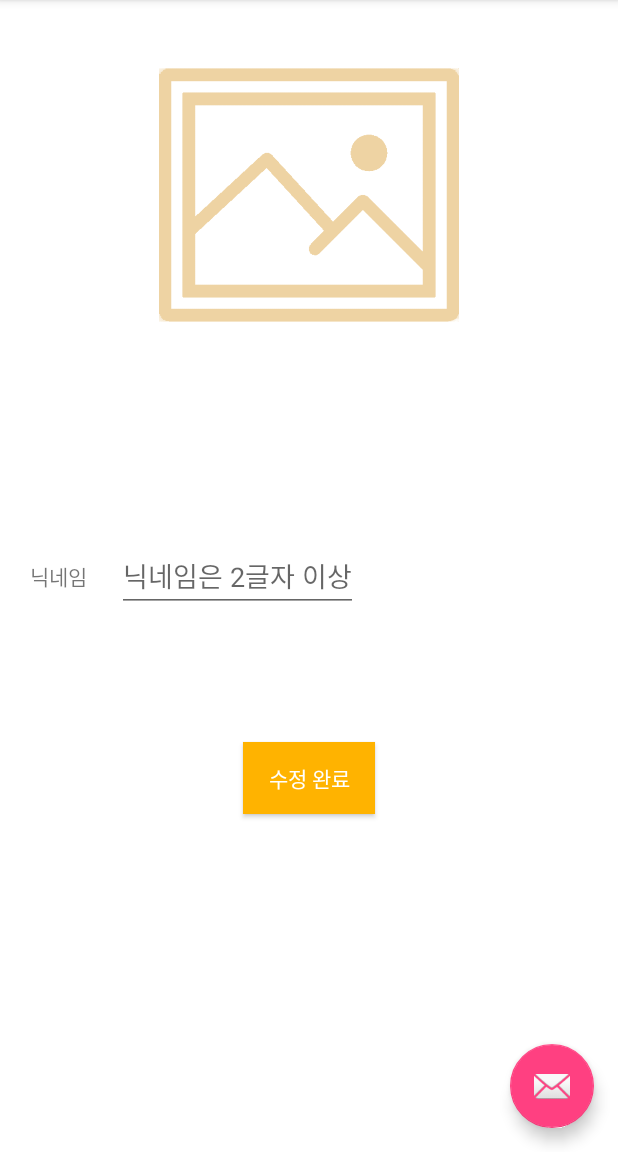
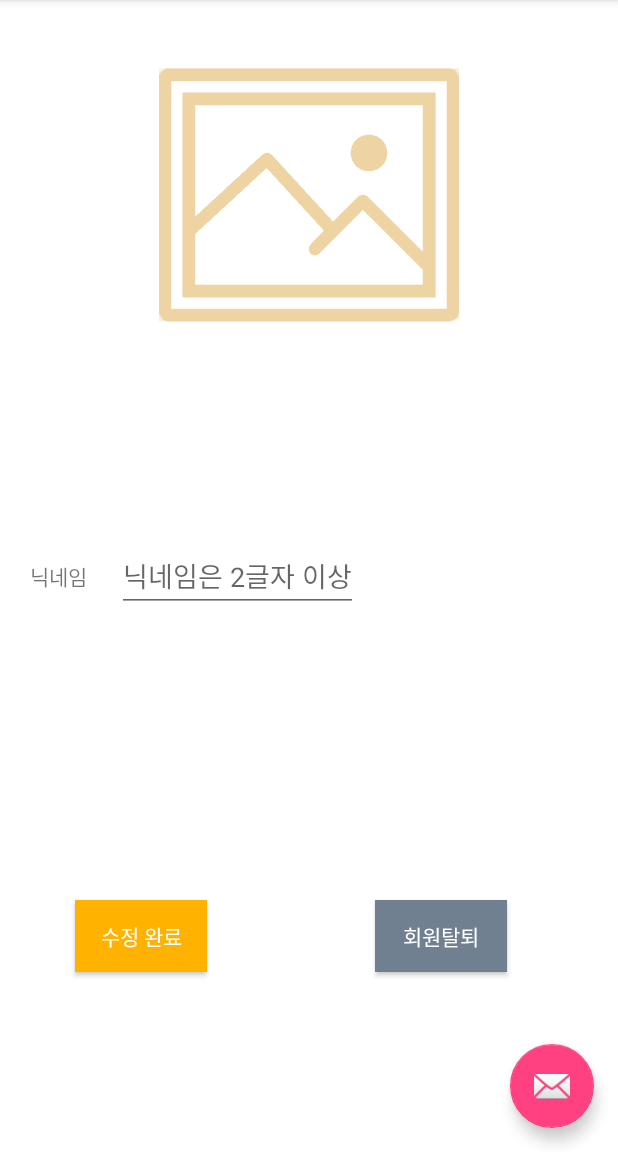
Before and after one commit to flcat/postnote, an Android app: the fragment UserInfoFragment placed in its activity, on a phone screen of 412 x 824 dp, the part 84-1236 px from its top. Run offline under Robolectric (Android 15) with nearby library versions, the phone set to English and light mode, and no system bars; our stand-ins replace Firebase (no records; nobody signed in at launch, a user with empty details on screens opened directly), Picasso, Volley; libraries missing offline, so code that uses them is left out: jp.wasabeef.glide; pictures from the network do not load; 1 statement that could not run was skipped.

Commit message:
기능 추가중

```diff
--- a/app/src/main/AndroidManifest.xml
+++ b/app/src/main/AndroidManifest.xml
@@ -6,6 +6,7 @@
 
     <uses-permission android:name="com.flcat.postnote.locationapi.maps.permission.MAPS_RECEIVE"/>
     <uses-permission android:name="android.permission.INTERNET" />
+    <uses-permission android:name="android.permission.ACCESS_NETWORK_STATE"/>
     <uses-permission android:name="android.permission.ACCESS_COARSE_LOCATION"/>
     <uses-permission android:name="android.permission.ACCESS_FINE_LOCATION"/>
     <uses-permission android:name="android.permission.CAMERA" />
--- a/app/src/main/java/com/flcat/postnote/DetailActivity.java
+++ b/app/src/main/java/com/flcat/postnote/DetailActivity.java
@@ -59,8 +59,8 @@ public class DetailActivity extends Activity {
                 content = intent.getStringExtra("content");
                 mUri = intent.getStringExtra("mUri");
                 mThumbUri = intent.getStringExtra("mThumbUri");
-                lat = intent.getStringExtra("slat");
-                lng = intent.getStringExtra("slng");
+                lat = intent.getStringExtra("lat");
+                lng = intent.getStringExtra("lng");
                 Log.e("DetailActivity_좌표",lat+"/"+lng);
                 //
 
--- a/app/src/main/java/com/flcat/postnote/UserInfoFragment.java
+++ b/app/src/main/java/com/flcat/postnote/UserInfoFragment.java
@@ -117,7 +117,6 @@ public class UserInfoFragment extends Fragment {
             Toast.makeText(getActivity(),"프로필 사진을 등록해주세요.",Toast.LENGTH_SHORT).show();
         }
 
-
         iv.setOnClickListener(new View.OnClickListener() {
             @Override
             public void onClick(View v) {
@@ -139,9 +138,7 @@ public class UserInfoFragment extends Fragment {
                 // sees the explanation, try again to request the permission.
 
             } else {
-
                 // No explanation needed, we can request the permission.
-
                 ActivityCompat.requestPermissions(getActivity(),
                         new String[]{android.Manifest.permission.READ_EXTERNAL_STORAGE},
                         1);
@@ -154,8 +151,6 @@ public class UserInfoFragment extends Fragment {
         return v;
 
     }
-
-
     @Override
     public void onActivityResult(int requestCode, int resultCode, Intent data) {
         super.onActivityResult(requestCode, resultCode, data);
@@ -173,7 +168,6 @@ public class UserInfoFragment extends Fragment {
             }
         }
     }
-
     @Override
     public void onRequestPermissionsResult(int requestCode,
                                            String permissions[], int[] grantResults) {
--- a/app/src/main/res/layout/activity_userinfo.xml
+++ b/app/src/main/res/layout/activity_userinfo.xml
@@ -62,13 +62,22 @@
             android:id="@+id/complete_btn"
             android:layout_width="wrap_content"
             android:layout_height="wrap_content"
-            android:layout_gravity="center"
             android:background="#FFB300"
             android:text="수정 완료"
             android:textColor="#FFFFFF"
-            android:layout_centerInParent="true"
-            android:layout_marginTop="100dp"
-            android:layout_below="@+id/nick_text"/>
+            android:layout_marginTop="600dp"
+            android:layout_marginLeft="50dp"
+            />
+        <Button
+            android:id="@+id/withdrawal_btn"
+            android:layout_width="wrap_content"
+            android:layout_height="wrap_content"
+            android:background="#708090"
+            android:text="회원탈퇴"
+            android:textColor="#FFFFFF"
+            android:layout_marginTop="600dp"
+            android:layout_alignStart="@+id/complete_btn"
+            android:layout_marginLeft="200dp"/>
     <ProgressBar
         android:layout_width="50dp"
         android:layout_height="50dp"
```
Also changed, not shown: app/build.gradle (+5 -2 lines), app/src/main/java/com/flcat/postnote/JSONParser.java (added, +53 -0 lines), app/src/main/java/com/flcat/postnote/MyRetrofit2.java (added, +31 -0 lines), app/src/main/java/com/flcat/postnote/UploadService.java (added, +20 -0 lines), app/src/main/java/com/flcat/postnote/WriteActivity.java (+29 -15 lines).
